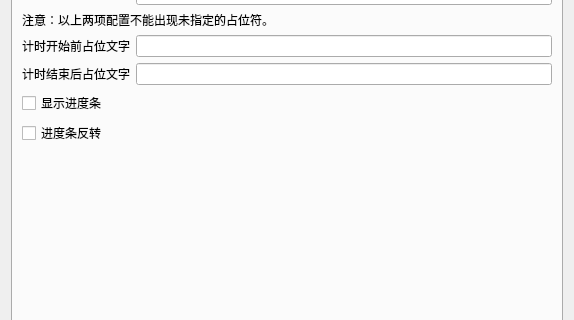
HelloWRC/W-DesktopCountdown, file UISource/profile_config_ui.ui: the form before one commit; both pictures show x 0 to 574 and y 91 to 411 of the 574 by 597 pixel window.
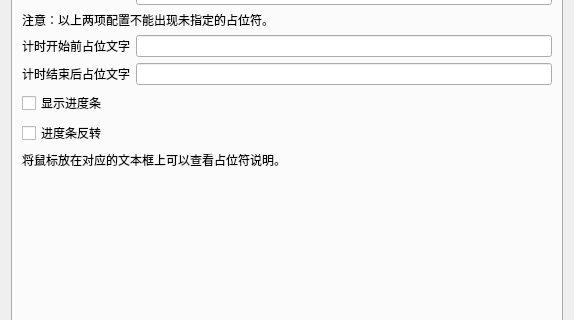
The form after the commit. The open tabs and pages were chosen to show the change.

What changed in the file:
```diff
--- a/UISource/profile_config_ui.ui
+++ b/UISource/profile_config_ui.ui
@@ -217,7 +217,7 @@
          </property>
         </widget>
        </item>
-       <item row="7" column="0" colspan="2">
+       <item row="8" column="0" colspan="2">
         <spacer name="verticalSpacer_3">
          <property name="orientation">
           <enum>Qt::Vertical</enum>
@@ -230,6 +230,13 @@
          </property>
         </spacer>
        </item>
+       <item row="7" column="0" colspan="2">
+        <widget class="QLabel" name="label_2">
+         <property name="text">
+          <string>将鼠标放在对应的文本框上可以查看占位符说明。</string>
+         </property>
+        </widget>
+       </item>
       </layout>
      </widget>
      <widget class="QWidget" name="tab_window">
```
Left out of the diff: 11 changed lines with no effect on the pictures.
